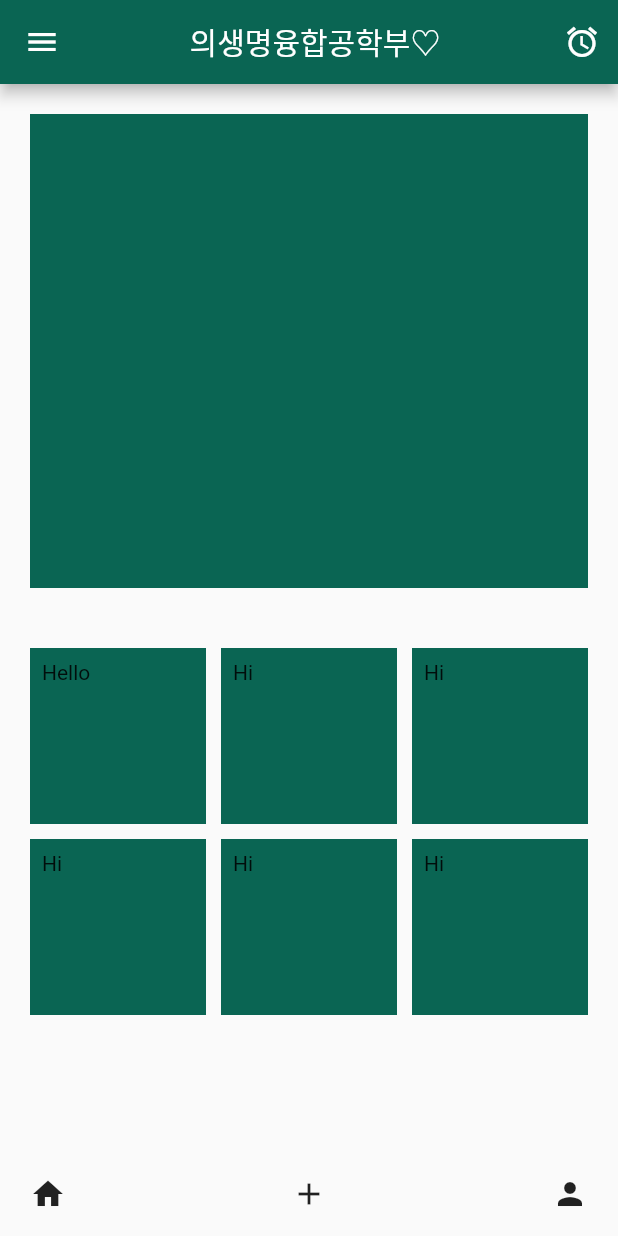
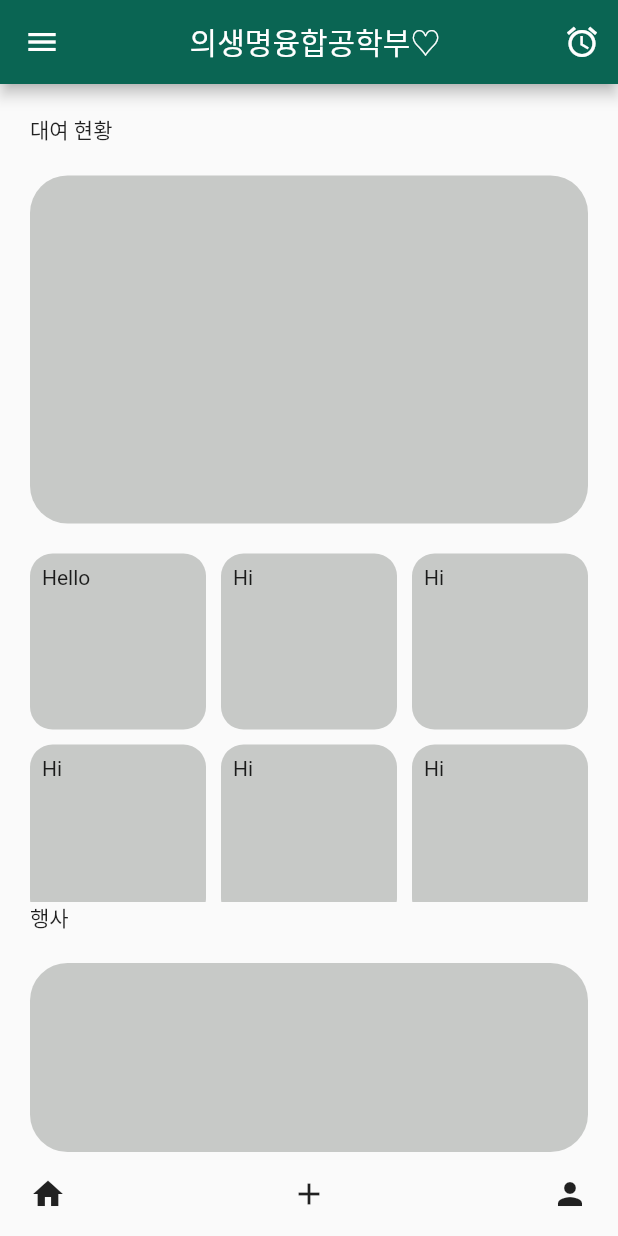
Before and after one commit to Minsuyeon-0329/bce_book_loan, a Flutter app: the screen it shows after launch, on a phone screen of 412 x 824 dp. Run offline on Flutter 3.47's test engine with Material 2 defaults, Android fonts, the phone set to English and light mode, and no system bars; our stand-ins replace get, matcher.

```diff
--- a/lib/alarm/alarm.dart
+++ b/lib/alarm/alarm.dart
@@ -1,10 +1,11 @@
 import 'package:flutter/cupertino.dart';
+import 'package:flutter/material.dart';
 import 'package:matcher/matcher.dart';
 
 class AlarmPage extends StatelessWidget {
   @override
   Widget build(BuildContext context) {
-    return Container();
+    return Scaffold();
 
   }
 }
--- a/lib/home/home.dart
+++ b/lib/home/home.dart
@@ -5,7 +5,6 @@ import 'package:get/get.dart';
 class HomePage extends StatelessWidget {
   Widget build(BuildContext context) {
     return Scaffold(
-      drawer: Scaffold(
         drawer: Drawer(
           child: ListView(
             children: <Widget>[
@@ -58,7 +57,6 @@ class HomePage extends StatelessWidget {
             ],
           ),
         ),
-      ),
       appBar: AppBar(
         title: const Center(child: Text('의생명융합공학부♡')),
         backgroundColor: const Color.fromRGBO(10, 101, 83, 1),
@@ -77,17 +75,28 @@ class HomePage extends StatelessWidget {
 
   Widget getBody() {
     return Column(
+      crossAxisAlignment: CrossAxisAlignment.start,
       children: [
-        Expanded(
-          child: Padding(
-            padding: const EdgeInsets.all(20.0),
-            child: Container(color: const Color.fromRGBO(10, 101, 83, 1)),
-          ),
+        Padding(
+          padding: const EdgeInsets.fromLTRB(20, 20, 20, 0),
+          child: Text('대여 현황'),
         ),
         Expanded(
+          flex: 2,
+          child: Padding(
+            padding: const EdgeInsets.fromLTRB(20, 20, 20, 0),
+            child: Container(
+              decoration: BoxDecoration(
+                color: Color.fromRGBO(199,201,199, 1),
+                borderRadius: BorderRadius.circular(25),
+              ),
+          ),
+        ),),
+        Expanded(
+          flex: 2,
           child: GridView.count(
             primary: false,
-            padding: EdgeInsets.all(20),
+            padding: EdgeInsets.fromLTRB(20, 20, 20, 0),
             crossAxisCount: 3,
             crossAxisSpacing: 10,
             mainAxisSpacing: 10,
@@ -95,36 +104,69 @@ class HomePage extends StatelessWidget {
               Container(
                 padding: const EdgeInsets.all(8),
                 child: const Text("Hello"),
-                color: Color.fromRGBO(10, 101, 83, 1),
+                decoration: BoxDecoration(
+                    color: Color.fromRGBO(199,201,199, 1),
+                  borderRadius: BorderRadius.circular(15)
+                ),
               ),
               Container(
                 padding: const EdgeInsets.all(8),
                 child: const Text('Hi'),
-                color: Color.fromRGBO(10, 101, 83, 1),
+                decoration: BoxDecoration(
+                    color: Color.fromRGBO(199,201,199, 1),
+                    borderRadius: BorderRadius.circular(15)
+                ),
               ),
               Container(
                 padding: const EdgeInsets.all(8),
                 child: const Text('Hi'),
-                color: Color.fromRGBO(10, 101, 83, 1),
+                decoration: BoxDecoration(
+                    color: Color.fromRGBO(199,201,199, 1),
+                    borderRadius: BorderRadius.circular(15)
+                ),
               ),
               Container(
                 padding: const EdgeInsets.all(8),
                 child: const Text('Hi'),
-                color: Color.fromRGBO(10, 101, 83, 1),
+                decoration: BoxDecoration(
+                    color: Color.fromRGBO(199,201,199, 1),
+                    borderRadius: BorderRadius.circular(15)
+                ),
               ),
               Container(
                 padding: const EdgeInsets.all(8),
                 child: const Text('Hi'),
-                color: Color.fromRGBO(10, 101, 83, 1),
+                decoration: BoxDecoration(
+                    color: Color.fromRGBO(199,201,199, 1),
+                    borderRadius: BorderRadius.circular(15)
+                ),
               ),
               Container(
                 padding: const EdgeInsets.all(8),
                 child: const Text('Hi'),
-                color: Color.fromRGBO(10, 101, 83, 1),
+                decoration: BoxDecoration(
+                    color: Color.fromRGBO(199,201,199, 1),
+                    borderRadius: BorderRadius.circular(15)
+                ),
               ),
             ],
           ),
         ),
+        Padding(
+          padding: const EdgeInsets.fromLTRB(20, 0, 20, 20),
+          child: Text('행사'),
+        ),
+        Expanded(
+          flex: 1,
+          child: Padding(
+            padding: const EdgeInsets.fromLTRB(20, 0, 20, 0),
+            child: Container(
+              decoration: BoxDecoration(
+                color: Color.fromRGBO(199,201,199, 1),
+                borderRadius: BorderRadius.circular(25),
+              ),
+            ),
+          ),),
       ],
     );
   }
```
